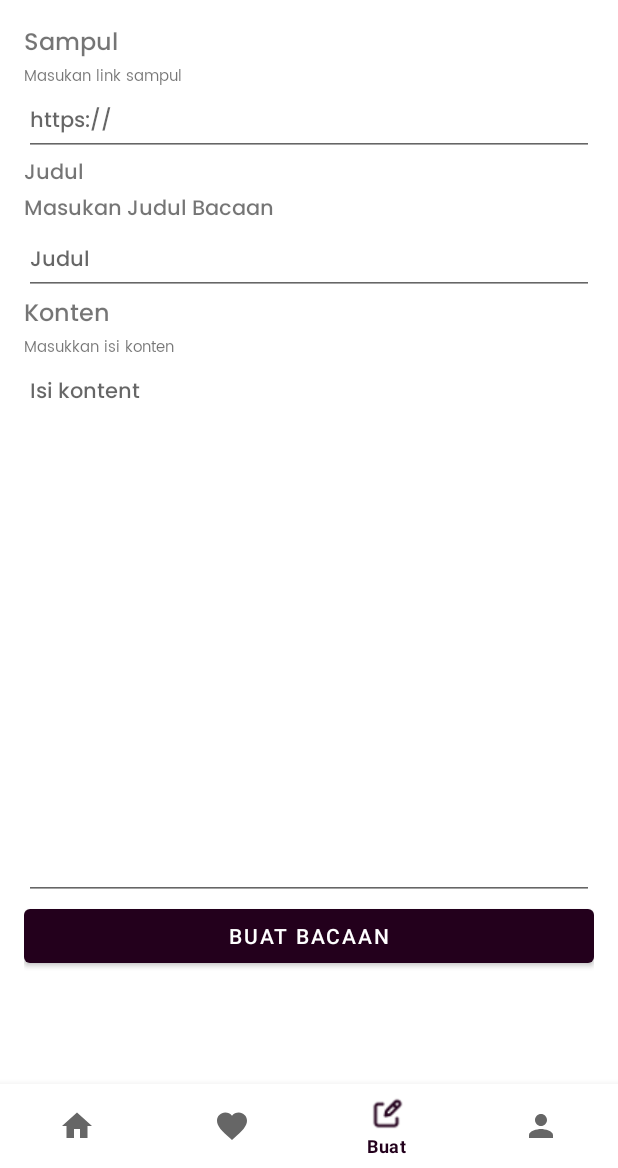
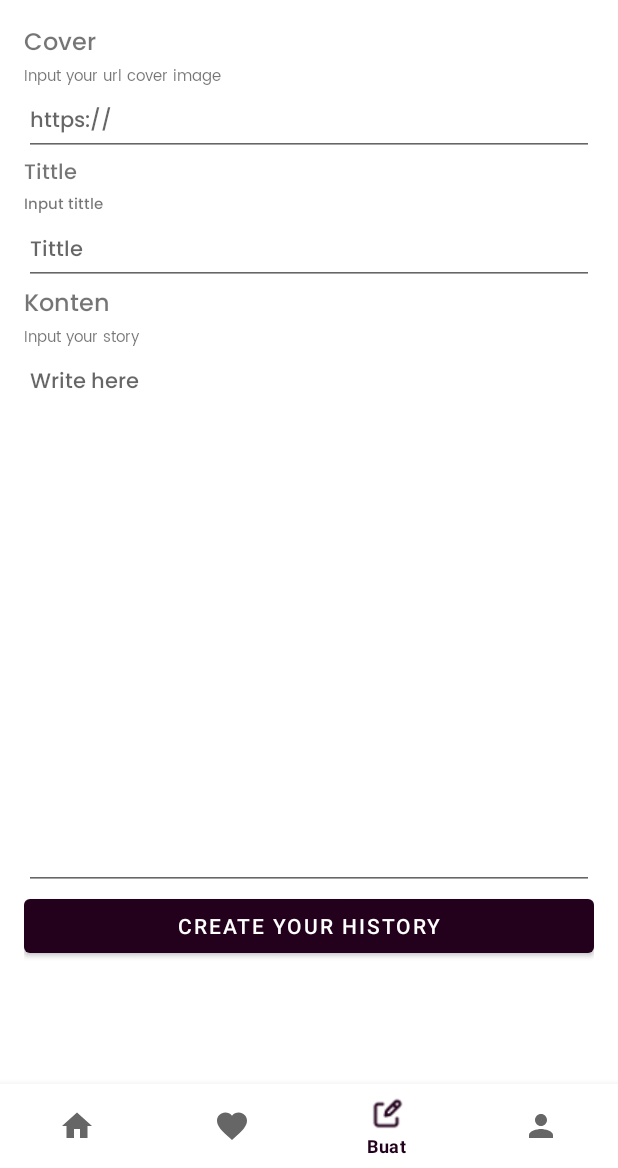
Before and after one commit to cinditrifs/storyou, an Android app: the CreateFragment screen opened through its navigation route, on a phone screen of 412 x 824 dp, the part 68-1236 px from its top. Run offline under Robolectric (Android 15) with nearby library versions, the phone set to English and light mode, and no system bars; our stand-ins replace Firebase (no records; nobody signed in at launch, a user with empty details on screens opened directly), navigation-ui.

Commit message:
update ux writting

```diff
--- a/app/src/main/res/layout/create_fragment.xml
+++ b/app/src/main/res/layout/create_fragment.xml
@@ -14,14 +14,14 @@
         android:layout_width="match_parent"
         android:layout_height="wrap_content"
         android:fontFamily="@font/poppins_medium"
-        android:text="Sampul"
+        android:text="Cover"
         android:textSize="16sp" />
 
     <TextView
         android:layout_width="match_parent"
         android:layout_height="wrap_content"
         android:fontFamily="@font/poppins_regular"
-        android:text="Masukan link sampul"
+        android:text="Input your url cover image"
         android:textSize="10sp" />
 
     <EditText
@@ -38,15 +38,15 @@
         android:layout_width="match_parent"
         android:layout_height="wrap_content"
         android:fontFamily="@font/poppins_medium"
-        android:text="Judul"
+        android:text="Tittle"
         android:textSize="14sp" />
 
     <TextView
         android:layout_width="match_parent"
         android:layout_height="wrap_content"
         android:fontFamily="@font/poppins_medium"
-        android:text="Masukan Judul Bacaan"
-        android:textSize="14sp" />
+        android:text="Input tittle"
+        android:textSize="10sp" />
 
     <EditText
         android:id="@+id/inputJudul"
@@ -55,7 +55,7 @@
         android:ems="10"
         android:fontFamily="@font/poppins_medium"
         android:inputType="textPersonName"
-        android:hint="Judul"
+        android:hint="Tittle"
         android:textSize="14sp" />
 
     <TextView
@@ -69,7 +69,7 @@
         android:layout_width="match_parent"
         android:layout_height="wrap_content"
         android:fontFamily="@font/poppins_regular"
-        android:text="Masukkan isi konten"
+        android:text="Input your story"
         android:textSize="10sp" />
 
     <EditText
@@ -79,7 +79,7 @@
         android:ems="10"
         android:fontFamily="@font/poppins_medium"
         android:gravity="start|top"
-        android:hint="Isi kontent"
+        android:hint="Write here"
         android:inputType="textMultiLine"
         android:textSize="14sp" />
 
@@ -93,6 +93,6 @@
         android:id="@+id/createBtn"
         android:layout_width="match_parent"
         android:layout_height="wrap_content"
-        android:text="Buat Bacaan" />
+        android:text="Create your history" />
 
 </LinearLayout>
```
Also changed, not shown: app/src/main/res/layout/profile_fragment.xml (+7 -9 lines).
